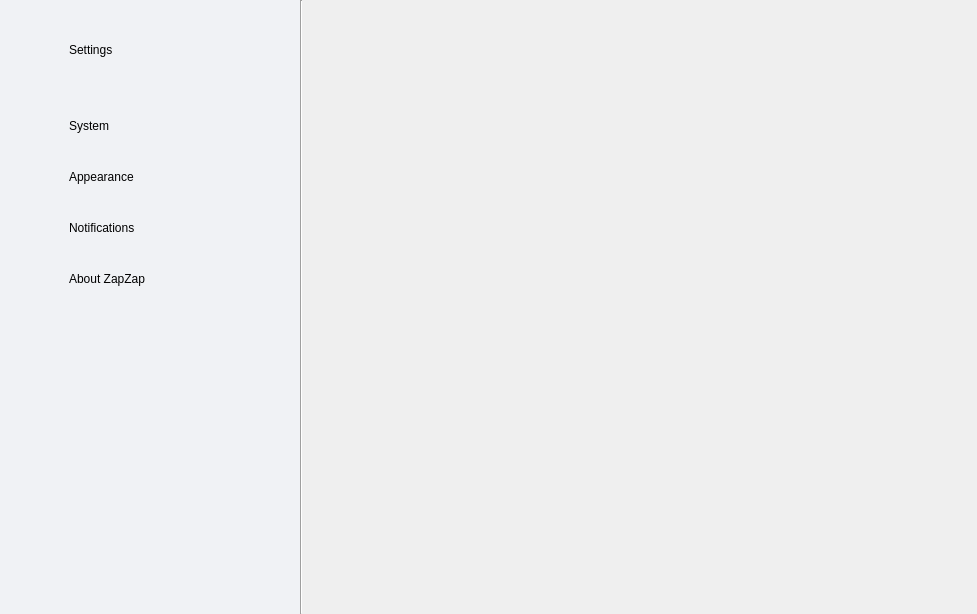
First picture: the form in zapzap/view/settings_new.ui, repository rafatosta/zapzap, before the edit.
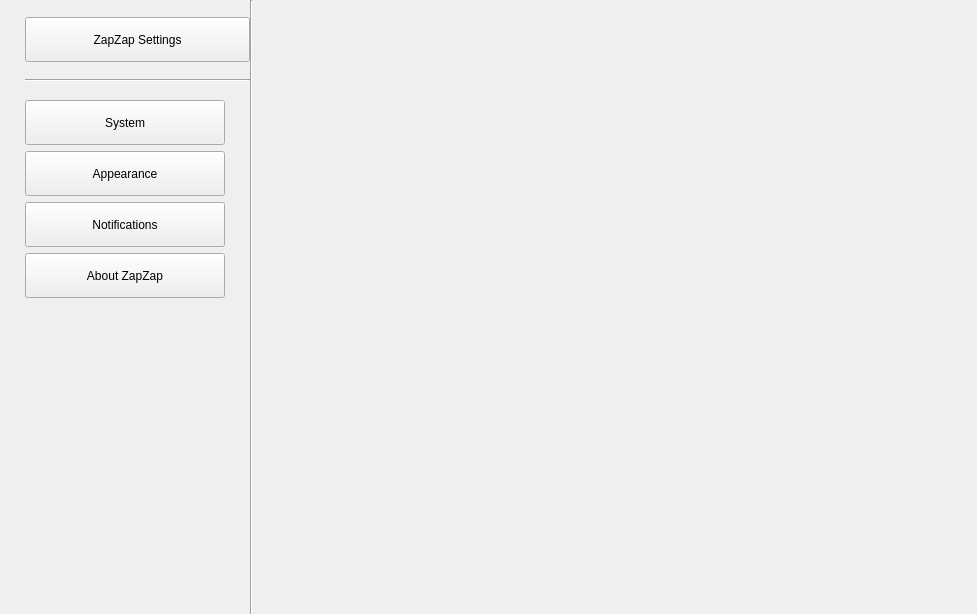
Second picture: the form after the edit.

Commit message: Menu Settings

```diff
--- a/zapzap/view/settings_new.ui
+++ b/zapzap/view/settings_new.ui
@@ -33,46 +33,12 @@
     <widget class="QFrame" name="leftMenu">
      <property name="maximumSize">
       <size>
-       <width>300</width>
+       <width>250</width>
        <height>16777215</height>
       </size>
      </property>
      <property name="styleSheet">
-      <string notr="true">#leftMenu {	
-	background-color: #F0F2F5;
-}
-/* MENUS */
-#menu .QPushButton {	
-	background-position: left center;
-    background-repeat: no-repeat;
-	border: none;
-	border-radius: 5px;
-	/*border-left: 22px solid transparent;*/
-	background-color: transparent;
-	text-align: left;
-	padding-left: 44px;
-}
-#menu .QPushButton:hover {
-	background-color: rgb(222, 221, 218);
-}
-#menu .QPushButton:pressed {	
-	background-color: rgb(192, 191, 188);
-}
-/* Back Button */
-#btn_back {
-	background-position: left center;
-    background-repeat: no-repeat;
-	border: none;
-	text-align: left;
-	padding-left: 44px;
-	/*color: rgb(113, 126, 149);*/
-}
-#btn_back:hover {
-	
-}
-#btn_back:pressed {
-	
-}</string>
+      <string notr="true"/>
      </property>
      <property name="frameShape">
       <enum>QFrame::NoFrame</enum>
@@ -82,16 +48,16 @@
      </property>
      <layout class="QVBoxLayout" name="verticalLayout_3">
       <property name="spacing">
-       <number>3</number>
+       <number>0</number>
       </property>
       <property name="leftMargin">
-       <number>25</number>
+       <number>0</number>
       </property>
       <property name="topMargin">
        <number>0</number>
       </property>
       <property name="rightMargin">
-       <number>25</number>
+       <number>0</number>
       </property>
       <property name="bottomMargin">
        <number>0</number>
@@ -122,12 +88,12 @@
         <property name="frameShadow">
          <enum>QFrame::Raised</enum>
         </property>
-        <layout class="QHBoxLayout" name="horizontalLayout">
+        <layout class="QVBoxLayout" name="verticalLayout">
          <property name="spacing">
           <number>0</number>
          </property>
          <property name="leftMargin">
-          <number>0</number>
+          <number>25</number>
          </property>
          <property name="topMargin">
           <number>0</number>
@@ -159,13 +125,20 @@
             <enum>Qt::TabFocus</enum>
            </property>
            <property name="text">
-            <string>Settings</string>
+            <string>ZapZap Settings</string>
            </property>
            <property name="flat">
             <bool>false</bool>
            </property>
           </widget>
          </item>
+         <item>
+          <widget class="Line" name="line_2">
+           <property name="orientation">
+            <enum>Qt::Horizontal</enum>
+           </property>
+          </widget>
+         </item>
         </layout>
        </widget>
       </item>
@@ -179,13 +152,13 @@
         </property>
         <layout class="QVBoxLayout" name="verticalLayout_2">
          <property name="leftMargin">
-          <number>0</number>
+          <number>25</number>
          </property>
          <property name="topMargin">
           <number>0</number>
          </property>
          <property name="rightMargin">
-          <number>0</number>
+          <number>25</number>
          </property>
          <property name="bottomMargin">
           <number>0</number>
```
Left out of the diff: 7 changed lines with no effect on the pictures. The commit also changes 7 other files.
